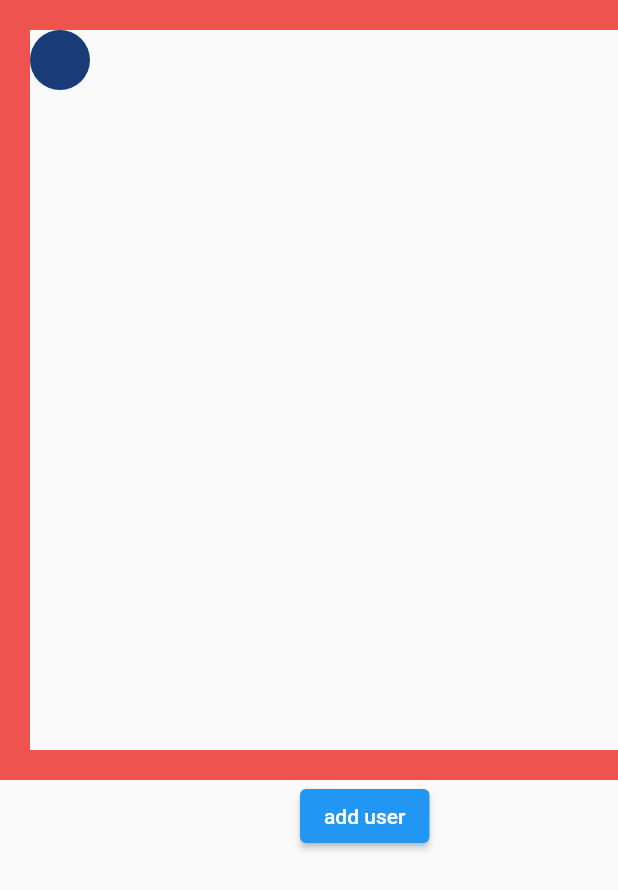
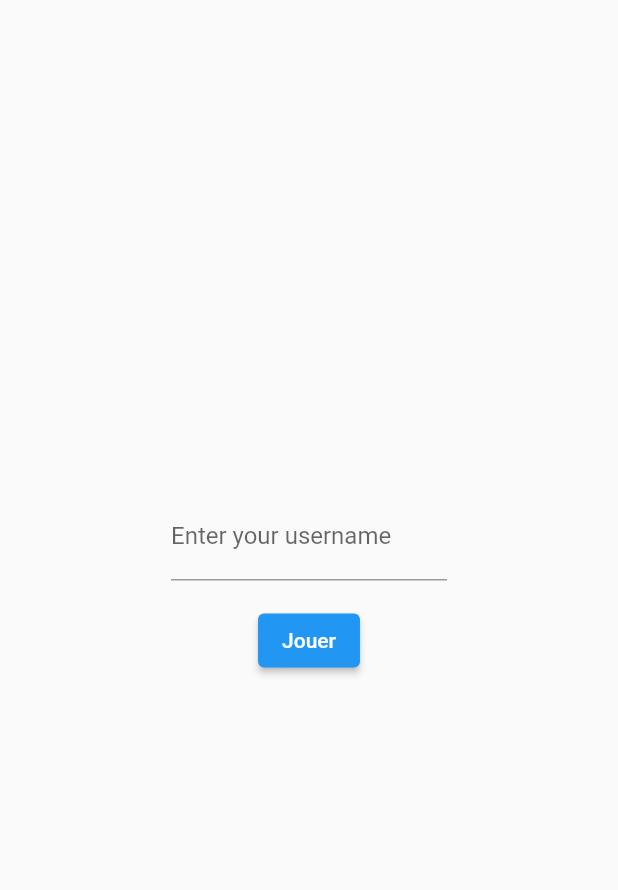
Before and after one commit to ssoumaille/synchronous_position_cercle, a Flutter app: the screen it shows after launch, on a phone screen of 412 x 824 dp. Shown: the top 890 px of the screen. Run offline on Flutter 3.47's test engine with Material 2 defaults, Android fonts, the light colour scheme and no system bars; our stand-ins replace cloud_firestore, firebase_core, flutter_riverpod, rxdart; accounts and stored records are empty.

Commit message:
ajouter label sur le joueur

```diff
--- a/lib/circle/circle.dart
+++ b/lib/circle/circle.dart
@@ -1,13 +1,14 @@
-import 'package:freezed_annotation/freezed_annotation.dart';
+class Circle {
+  final String id;
+  final String name;
+  final int x;
+  final int y;
+  final int color;
+  const Circle(this.id, this.x, this.y, this.color,this.name);
+}
 
-part 'circle.freezed.dart';
-
-@freezed
-class Circle with _$Circle {
-  factory Circle({
-    required String id,
-    required int x,
-    required int y,
-    required int color,
-  }) = _Circle;
+class Player {
+  final String id;
+  final String name;
+  const Player(this.id, this.name,);
 }
--- a/lib/main.dart
+++ b/lib/main.dart
@@ -1,4 +1,3 @@
-import 'dart:math' as math;
 import 'dart:math';
 
 import 'package:cloud_firestore/cloud_firestore.dart';
@@ -21,49 +20,52 @@ void main() async {
 
 initApp() async {
   issync = false;
-  firestore
-      .collection(Collection.position.name)
-      .doc(idCircle)
-      .set({"x": 20, "y": 20, "color": color});
-  final document =
-      await firestore.collection(Collection.position.name).doc(idCircle).get();
-  myCircle = Circle(
-      id: idCircle,
-      x: document.data()!['x'],
-      y: document.data()!['y'],
-      color: document.data()!['color']);
 
-  // throttler.throttleTime(const Duration(milliseconds: 100)).forEach((element) {
-  //   issync =true;
-  //   element();
-  // });
+  // final document =
+  // await firestore.collection(Collection.position.name).doc(idCircle).get();
+  // myCircle = Circle(
+  //     idCircle,
+  //     document.data()!['x'],
+  //     document.data()!['y'],
+  //     document.data()!['color']);
+
+  throttler.throttleTime(const Duration(milliseconds: 100)).forEach((element) {
+    issync =true;
+    element();
+  });
 }
 
 late FirebaseFirestore firestore;
-final idCircle = '9999999'; //'''${Random().nextInt(9999999)}';
-
+final idCircle = '123459876'; //'''${Random().nextInt(9999999)}';
+// late Player player = Player('9999999', '');
 enum Collection { position }
 
 late bool issync;
 // Random color for circles
-final color = (math.Random().nextDouble() * 0xFFFFFF).toInt();
+final color = (Random().nextDouble() * 0xFFFFFF).toInt();
 final randomColor = Color(color).withOpacity(1.0);
 
 // Throttler
 final throttler = PublishSubject<Function()>();
-Offset myThrottledOffset = Offset(20, 20);
+Offset myThrottledOffset = const Offset(20, 20);
 late Circle myCircle;
 
 // Providers
-final offsetProvider = StateProvider<Offset>((ref) => Offset(20, 20));
+final offsetProvider = StateProvider<Offset>((ref) => const Offset(40, 40));
+final loginProvider = StateProvider<Player?>((ref) {
+  return null;
+});
+
+
 final firestoreSCircleProvider = StreamProvider<List<Circle>>((ref) =>
     firestore.collection(Collection.position.name).snapshots().map((event) {
       return event.docs.where((ee) => ee.id != idCircle).map((e) {
         return Circle(
-          id: e.id,
-          x: e.data()['x'],
-          y: e.data()['y'],
-          color: e.data()['color'],
+          e.id,
+          e.data()['x'],
+          e.data()['y'],
+          e.data()['color'],
+            e.data()['name'] ?? e.id,
         );
       }).toList();
     }));
@@ -73,58 +75,83 @@ final firestoreSCircleProvider = StreamProvider<List<Circle>>((ref) =>
 
 Offset limitingMovementToWindowOnly(Offset position) {
   myThrottledOffset = position;
-  if (myThrottledOffset.dy > 460) {
-    myThrottledOffset = Offset(myThrottledOffset.dx, 460);
+  if (myThrottledOffset.dy > 480) {
+    myThrottledOffset = Offset(myThrottledOffset.dx, 480);
   }
-  if (myThrottledOffset.dy < 20) {
-    myThrottledOffset = Offset(myThrottledOffset.dx, 20);
+  if (myThrottledOffset.dy < 40) {
+    myThrottledOffset = Offset(myThrottledOffset.dx, 40);
   }
   if (position.dx < 20) {
-    myThrottledOffset = Offset(20, myThrottledOffset.dy);
+    myThrottledOffset = Offset(40, myThrottledOffset.dy);
   }
   if (position.dx > 460) {
-    myThrottledOffset = Offset(460, myThrottledOffset.dy);
+    myThrottledOffset = Offset(480, myThrottledOffset.dy);
   }
   return myThrottledOffset;
 }
 
-class MyApp extends StatelessWidget {
+class MyApp extends ConsumerWidget {
   const MyApp({super.key});
 
   @override
-  build(_) => MaterialApp(
-        title: 'Flutter Demo',
-        theme: ThemeData(
-          primarySwatch: Colors.blue,
+  build(context, ref) {
+     Player? user =ref.watch(loginProvider);
+
+        return MaterialApp(
+            home: Scaffold(
+                body: user != null ? const DragGame(): const LoginPage())
+        );
+  }
+
+}
+final myController = TextEditingController();
+
+class LoginPage extends ConsumerWidget {
+  const LoginPage({super.key});
+
+  @override
+  build(context, ref) =>
+      Center(
+        child: SizedBox(
+          height: 200,
+          width: 200,
+          child: Column(
+            crossAxisAlignment: CrossAxisAlignment.start,
+            children: <Widget>[
+
+              Padding(
+                padding: const EdgeInsets.symmetric(horizontal: 8, vertical: 16),
+                child: TextFormField(
+                  controller: myController,
+                  decoration: const InputDecoration(
+                    border: UnderlineInputBorder(),
+                    labelText: 'Enter your username',
+                  ),
+                ),
+              ),
+              Center(child: ElevatedButton(onPressed: (){
+                ref.read(loginProvider.notifier).update((state) => Player(idCircle, myController.text));
+                firestore
+                    .collection(Collection.position.name)
+                    .doc(idCircle)
+                    .set({"x": 20, "y": 20, "color": color, "name": myController.text});
+
+              }, child: const Text("Jouer")))
+            ],
+          ),
         ),
-        home: const MyHomePage(title: 'Flutter Demo Home Page'),
       );
 }
 
-class MyHomePage extends StatefulWidget {
-  const MyHomePage({super.key, required this.title});
-
-  final String title;
-
-  @override
-  State<MyHomePage> createState() => _MyHomePageState();
-}
-
-class _MyHomePageState extends State<MyHomePage> {
-  @override
-  build(_) => const Scaffold(
-      // appBar: AppBar(
-      //   title: Text(widget.title),
-      // ),
-      body: DragGame());
-}
 
 class DragGame extends ConsumerWidget {
   const DragGame({super.key});
 
   @override
   build(_, ref) {
-    final listCircle = ref.watch(firestoreSCircleProvider).value ?? [];
+    final listCircle = ref
+        .watch(firestoreSCircleProvider)
+        .value ?? [];
     return Stack(
       children: [
         Positioned(
@@ -163,21 +190,21 @@ class DragGame extends ConsumerWidget {
           top: 520,
           left: 200,
           child: ElevatedButton(
-            child: Text("add user"),
+            child: const Text("add user"),
             onPressed: () {
               firestore
                   .collection(Collection.position.name)
-                  .doc((math.Random().nextInt(99999)).toInt().toString())
+                  .doc((Random().nextInt(99999)).toInt().toString())
                   .set({
                 "x": Random().nextInt(460),
                 "y": Random().nextInt(460),
-                "color": (math.Random().nextDouble() * 0xFFFFFF).toInt()
+                "color": (Random().nextDouble() * 0xFFFFFF).toInt()
               });
             },
           ),
         ),
         for (Circle circle in listCircle) CirclesFromFirestore(circle),
-        MyDraggableCircle(myCircle),
+        const MyDraggableCircle(),
       ],
     );
   }
@@ -189,14 +216,31 @@ class CirclesFromFirestore extends ConsumerWidget {
   const CirclesFromFirestore(this.circle, {Key? key}) : super(key: key);
 
   Widget _buildCircle(int color) {
-    final _color = Color(color).withOpacity(0.8);
-    return CircleAvatar(
-      backgroundColor: _color,
-    );
+    Color ccolor = Color(color).withOpacity(0.8);
+    return Stack(
+      clipBehavior: Clip.none,
+      children: [
+        CircleAvatar(
+          backgroundColor:ccolor ,
+        ),
+        Positioned(top: -15,
+          child: Center(
+            child: Text(circle.name,
+              style:  TextStyle(color: ccolor),
+            ),
+          ),
+        ),
+
+      ],
+    ) ;
+    // CircleAvatar(
+    //   backgroundColor: _color,
+    // );
   }
 
   @override
-  build(_, ref) => Positioned(
+  build(_, ref) =>
+      Positioned(
         top: circle.y.toDouble(),
         left: circle.x.toDouble(),
         child: _buildCircle(circle.color),
@@ -205,15 +249,15 @@ class CirclesFromFirestore extends ConsumerWidget {
 
 updatePositionFirestore() {
   return firestore.collection(Collection.position.name).doc(idCircle).update({
-    "x": myThrottledOffset.dx,
-    "y": myThrottledOffset.dy,
+    "x": myThrottledOffset.dx - 20,
+    "y": myThrottledOffset.dy - 20,
   });
 }
 
 class MyDraggableCircle extends ConsumerStatefulWidget {
-  final Circle circle;
+  // final Circle circle;
 
-  const MyDraggableCircle(this.circle, {Key? key}) : super(key: key);
+  const MyDraggableCircle( {Key? key}) : super(key: key);
 
   @override
   MyDraggableCircleState createState() => MyDraggableCircleState();
@@ -230,10 +274,11 @@ class MyDraggableCircleState extends ConsumerState<MyDraggableCircle>
     _controller = AnimationController(
       vsync: this,
       duration: const Duration(milliseconds: 500),
-    )..repeat();
+    )
+      ..repeat();
 
     _colorTween =
-        ColorTween(begin: randomColor, end: Colors.black).animate(_controller);
+        ColorTween(begin: randomColor, end: Colors.transparent ).animate(_controller);
   }
 
   @override
@@ -242,14 +287,21 @@ class MyDraggableCircleState extends ConsumerState<MyDraggableCircle>
     super.dispose();
   }
 
-  Widget buildCircle(Color color) => CircleAvatar(
+  Widget buildCircle(Color color) =>
+      CircleAvatar(
         backgroundColor: color,
       );
 
   @override
-  Widget build(BuildContext context) => Positioned(
-        top: ref.watch(offsetProvider).dy,
-        left: ref.watch(offsetProvider).dx,
+  Widget build(BuildContext context) {
+    String username =ref.watch(loginProvider)!.name;
+    return Positioned(
+        top: ref
+            .watch(offsetProvider)
+            .dy-20,
+        left: ref
+            .watch(offsetProvider)
+            .dx-20,
         child: Draggable(
           feedback: buildCircle(const Color.fromRGBO(0, 0, 0, 0)),
           childWhenDragging: buildCircle(randomColor.withOpacity(0.5)),
@@ -260,16 +312,29 @@ class MyDraggableCircleState extends ConsumerState<MyDraggableCircle>
                 .read(offsetProvider.notifier)
                 .update((state) => myThrottledOffset);
           },
-          // onDraggableCanceled: (_,Offset offset){
-          // },
-          child: AnimatedBuilder(
+
+          child:  AnimatedBuilder(
             animation: _colorTween,
             builder: (BuildContext _, Widget? __) {
-              return CircleAvatar(
-                backgroundColor: _colorTween.value!,
-              );
+              return Stack(
+                clipBehavior: Clip.none,
+                children: [
+                  CircleAvatar(
+                    backgroundColor: _colorTween.value!,
+                  ),
+                  Positioned(top: -15,
+                      child: Center(
+                        child: Text(username,
+                          style: const TextStyle(color: Colors.red),
+                        ),
+                      ),
+                  ),
+
+                ],
+              ) ;
             },
           ),
         ),
       );
+  }
 }
--- a/pubspec.yaml
+++ b/pubspec.yaml
@@ -41,6 +41,7 @@ dependencies:
   freezed_annotation:
   rxdart: ^0.27.5
   fake_cloud_firestore: ^1.3.1
+  flutterfire_ui: ^0.4.3+14
 
 dev_dependencies:
   flutter_test:
```
Also changed, not shown: pubspec.lock.
